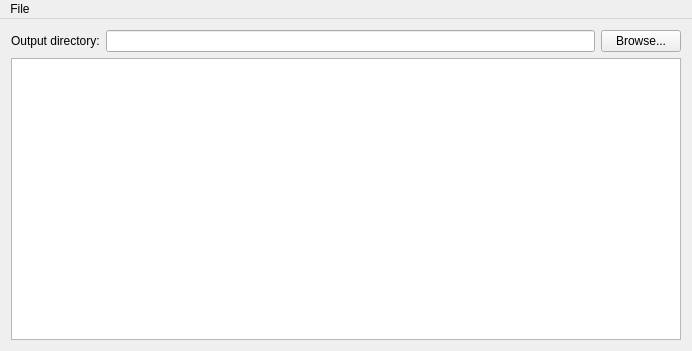
Old version of the form mainwindow.ui in the repository labyrinthofdreams/csv-screenshots-ui.
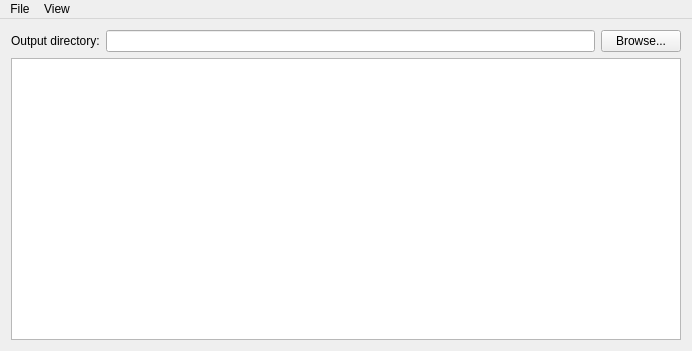
New version of the form. Custom widgets are drawn as their Qt base class.

Diff of the .ui file:
```diff
--- a/mainwindow.ui
+++ b/mainwindow.ui
@@ -69,7 +69,14 @@
     </property>
     <addaction name="actionOpen"/>
    </widget>
+   <widget class="QMenu" name="menuView">
+    <property name="title">
+     <string>View</string>
+    </property>
+    <addaction name="actionDirectories"/>
+   </widget>
    <addaction name="menuFile"/>
+   <addaction name="menuView"/>
   </widget>
   <action name="actionOpen">
    <property name="text">
```
Left out of the diff: 10 changed lines with no effect on the pictures.
